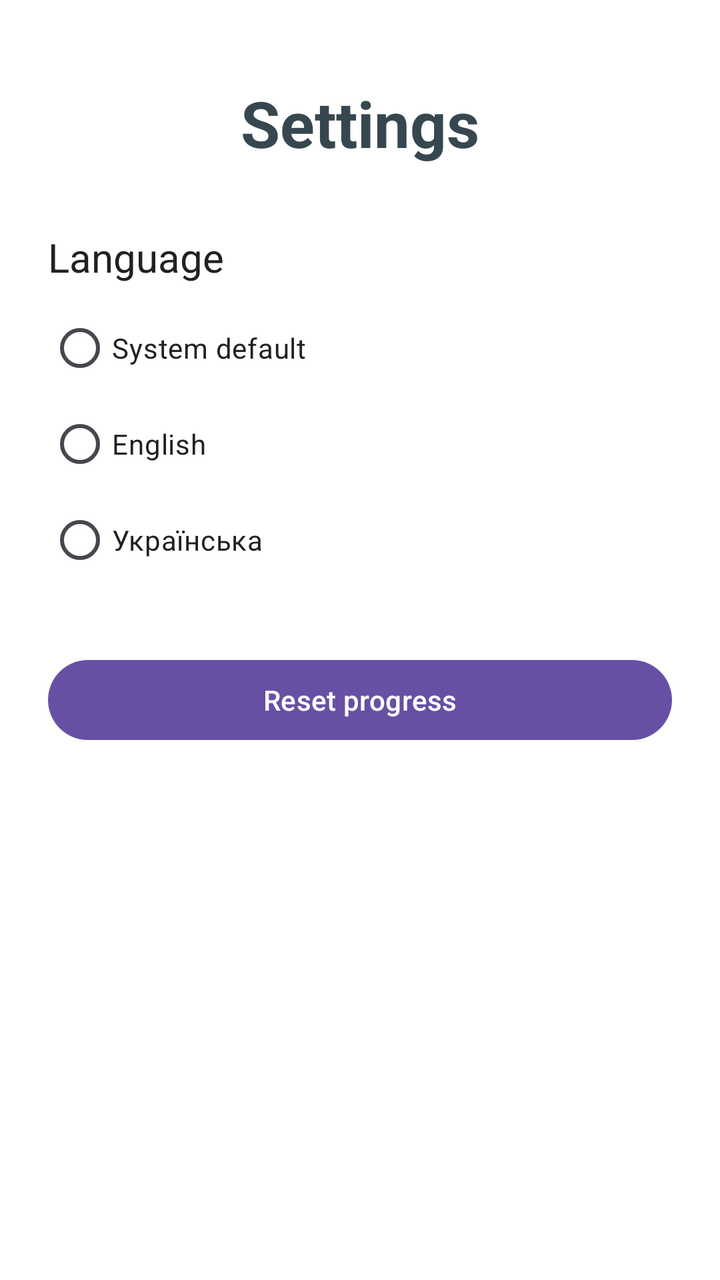
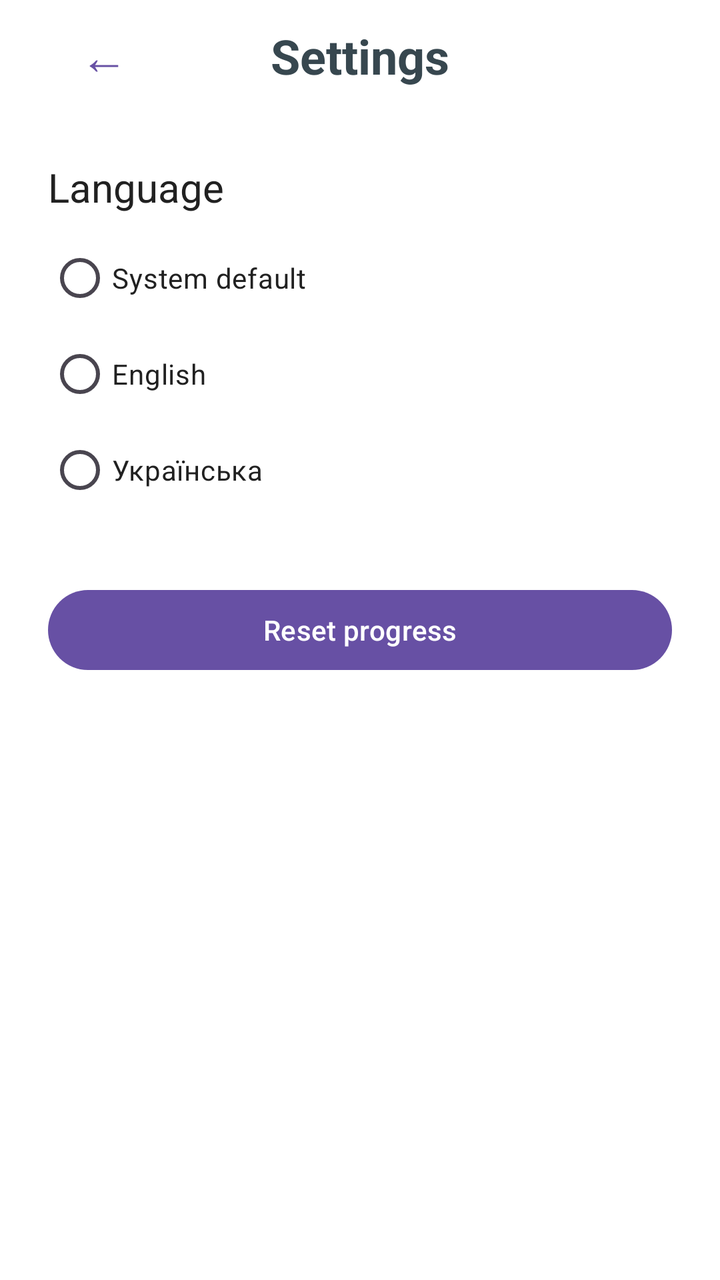

Screens rendered from an Android XML layout before and after an edit, with the pre-edit source and the edit as a unified diff.
<!-- AndroidManifest.xml: application theme Theme.MazeGame -->
<!-- res/layout/activity_settings.xml -->
<?xml version="1.0" encoding="utf-8"?>
<LinearLayout xmlns:android="http://schemas.android.com/apk/res/android"
    android:id="@+id/main"
    android:layout_width="match_parent"
    android:layout_height="match_parent"
    android:background="#FFFFFF"
    android:orientation="vertical"
    android:padding="24dp">

    <TextView
        android:layout_width="match_parent"
        android:layout_height="wrap_content"
        android:layout_marginTop="16dp"
        android:layout_marginBottom="32dp"
        android:gravity="center"
        android:text="@string/menu_settings"
        android:textColor="#37474F"
        android:textSize="32sp"
        android:textStyle="bold" />

    <TextView
        android:layout_width="wrap_content"
        android:layout_height="wrap_content"
        android:layout_marginBottom="8dp"
        android:text="@string/settings_language"
        android:textColor="#212121"
        android:textSize="20sp" />

    <RadioGroup
        android:id="@+id/languageGroup"
        android:layout_width="match_parent"
        android:layout_height="wrap_content"
        android:layout_marginBottom="32dp">

        <RadioButton
            android:id="@+id/languageSystem"
            android:layout_width="match_parent"
            android:layout_height="wrap_content"
            android:text="@string/language_system"
            android:textColor="#212121" />

        <RadioButton
            android:id="@+id/languageEnglish"
            android:layout_width="match_parent"
            android:layout_height="wrap_content"
            android:text="@string/language_english"
            android:textColor="#212121" />

        <RadioButton
            android:id="@+id/languageUkrainian"
            android:layout_width="match_parent"
            android:layout_height="wrap_content"
            android:text="@string/language_ukrainian"
            android:textColor="#212121" />
    </RadioGroup>

    <Button
        android:id="@+id/resetButton"
        android:layout_width="match_parent"
        android:layout_height="wrap_content"
        android:text="@string/settings_reset_progress" />
</LinearLayout>
<!-- resources referenced by this layout -->
<resources>
  <string name="language_english" translatable="false">English</string>
  <string name="language_system">System default</string>
  <string name="language_ukrainian" translatable="false">Українська</string>
  <string name="menu_settings">Settings</string>
  <string name="settings_language">Language</string>
  <string name="settings_reset_progress">Reset progress</string>
  <style name="Theme.MazeGame" parent="Base.Theme.MazeGame" />
  <style name="Base.Theme.MazeGame" parent="Theme.Material3.DayNight.NoActionBar">
          
          
      </style>
</resources>

<!-- the commit's change to res/layout/activity_settings.xml (unified diff, before → after) -->
@@ -4,59 +4,79 @@
     android:layout_width="match_parent"
     android:layout_height="match_parent"
     android:background="#FFFFFF"
-    android:orientation="vertical"
-    android:padding="24dp">
+    android:orientation="vertical">
 
-    <TextView
+    <FrameLayout
+        android:layout_width="match_parent"
+        android:layout_height="56dp">
+
+        <Button
+            android:id="@+id/backButton"
+            style="?attr/borderlessButtonStyle"
+            android:layout_width="wrap_content"
+            android:layout_height="wrap_content"
+            android:layout_gravity="start|center_vertical"
+            android:layout_marginStart="8dp"
+            android:contentDescription="@string/back"
+            android:text="@string/back_icon"
+            android:textSize="24sp" />
+
+        <TextView
+            android:layout_width="wrap_content"
+            android:layout_height="wrap_content"
+            android:layout_gravity="center"
+            android:text="@string/menu_settings"
+            android:textColor="#37474F"
+            android:textSize="24sp"
+            android:textStyle="bold" />
+    </FrameLayout>
+
+    <LinearLayout
         android:layout_width="match_parent"
         android:layout_height="wrap_content"
-        android:layout_marginTop="16dp"
-        android:layout_marginBottom="32dp"
-        android:gravity="center"
-        android:text="@string/menu_settings"
-        android:textColor="#37474F"
-        android:textSize="32sp"
-        android:textStyle="bold" />
+        android:orientation="vertical"
+        android:padding="24dp">
 
-    <TextView
-        android:layout_width="wrap_content"
-        android:layout_height="wrap_content"
-        android:layout_marginBottom="8dp"
-        android:text="@string/settings_language"
-        android:textColor="#212121"
-        android:textSize="20sp" />
+        <TextView
+            android:layout_width="wrap_content"
+            android:layout_height="wrap_content"
+            android:layout_marginBottom="8dp"
+            android:text="@string/settings_language"
+            android:textColor="#212121"
+            android:textSize="20sp" />
 
-    <RadioGroup
-        android:id="@+id/languageGroup"
-        android:layout_width="match_parent"
-        android:layout_height="wrap_content"
-        android:layout_marginBottom="32dp">
-
-        <RadioButton
-            android:id="@+id/languageSystem"
+        <RadioGroup
+            android:id="@+id/languageGroup"
             android:layout_width="match_parent"
             android:layout_height="wrap_content"
-            android:text="@string/language_system"
-            android:textColor="#212121" />
+            android:layout_marginBottom="32dp">
 
-        <RadioButton
-            android:id="@+id/languageEnglish"
+            <RadioButton
+                android:id="@+id/languageSystem"
+                android:layout_width="match_parent"
+                android:layout_height="wrap_content"
+                android:text="@string/language_system"
+                android:textColor="#212121" />
+
+            <RadioButton
+                android:id="@+id/languageEnglish"
+                android:layout_width="match_parent"
+                android:layout_height="wrap_content"
+                android:text="@string/language_english"
+                android:textColor="#212121" />
+
+            <RadioButton
+                android:id="@+id/languageUkrainian"
+                android:layout_width="match_parent"
+                android:layout_height="wrap_content"
+                android:text="@string/language_ukrainian"
+                android:textColor="#212121" />
+        </RadioGroup>
+
+        <Button
+            android:id="@+id/resetButton"
             android:layout_width="match_parent"
             android:layout_height="wrap_content"
-            android:text="@string/language_english"
-            android:textColor="#212121" />
-
-        <RadioButton
-            android:id="@+id/languageUkrainian"
-            android:layout_width="match_parent"
-            android:layout_height="wrap_content"
-            android:text="@string/language_ukrainian"
-            android:textColor="#212121" />
-    </RadioGroup>
-
-    <Button
-        android:id="@+id/resetButton"
-        android:layout_width="match_parent"
-        android:layout_height="wrap_content"
-        android:text="@string/settings_reset_progress" />
+            android:text="@string/settings_reset_progress" />
+    </LinearLayout>
 </LinearLayout>
<!-- resource entries referenced after the edit -->
@@ -1,5 +1,7 @@
 <!-- resources referenced by this layout -->
 <resources>
+  <string name="back">Back</string>
+  <string name="back_icon" translatable="false">←</string>
   <string name="language_english" translatable="false">English</string>
   <string name="language_system">System default</string>
   <string name="language_ukrainian" translatable="false">Українська</string>
